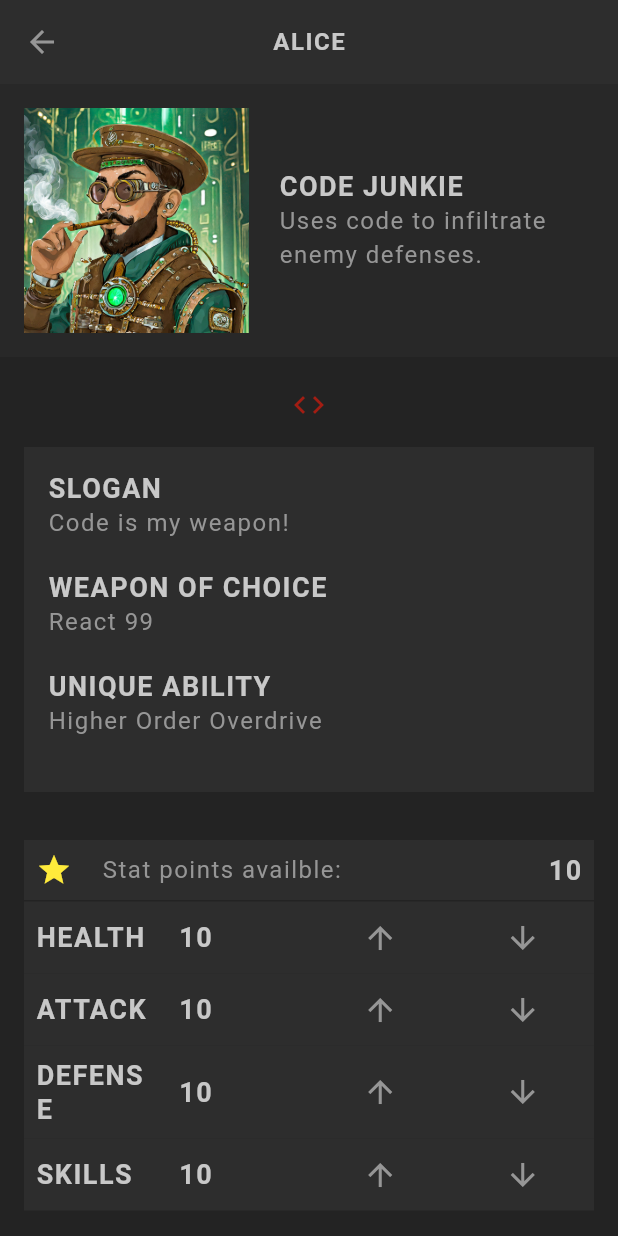
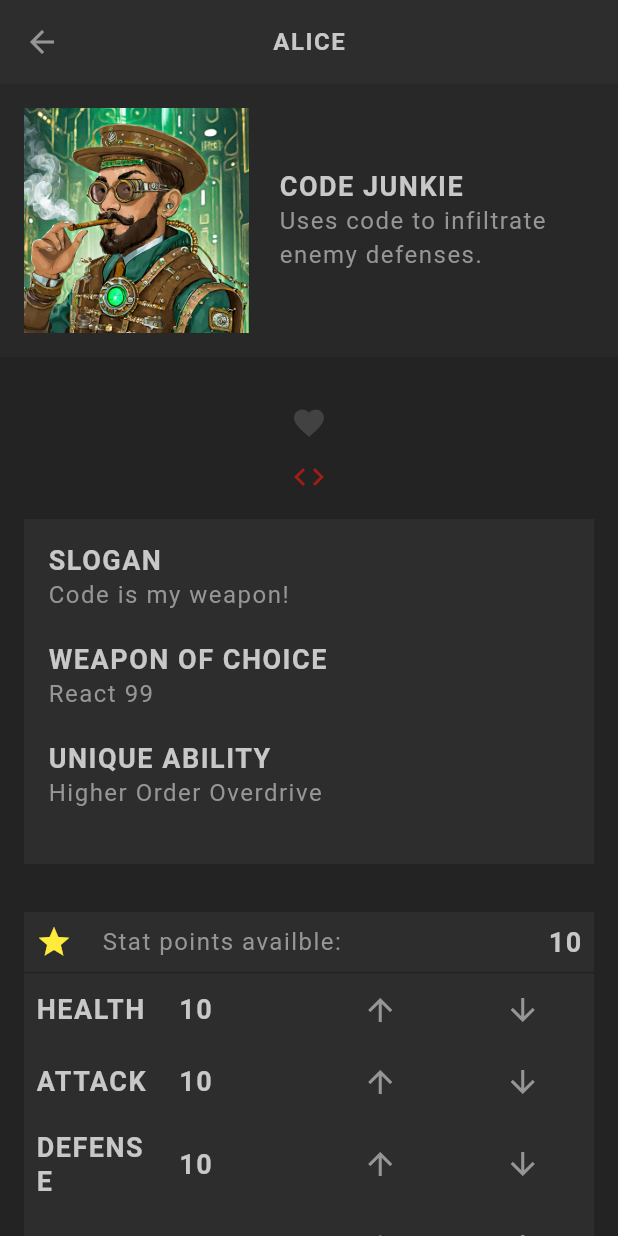
Before and after one commit to Hash001001/flutter_rpg, a Flutter app: the Profile screen opened directly with sample values from the repository, on a phone screen of 412 x 824 dp. Run offline on Flutter 3.47's test engine with Material 3 defaults, Android fonts, the phone set to English and light mode, and no system bars; our stand-ins replace cloud_firestore, firebase_core, google_fonts; missing offline and left inert: dart:ffi; accounts and stored records are empty; Roboto replaces fonts that are missing (Kanit).

Commit message:
- Heart animation implemented

```diff
--- /dev/null
+++ b/lib/screens/profile/heart.dart
@@ -0,0 +1,35 @@
+import 'package:flutter/material.dart';
+import 'package:flutter_learning_projects/model/character.dart';
+
+class Heart extends StatefulWidget {
+  const Heart({super.key, required this.character});
+
+  final Character character;
+
+  @override
+  State<Heart> createState() => _HeartState();
+}
+
+class _HeartState extends State<Heart> with SingleTickerProviderStateMixin {
+  late AnimationController _controller;
+
+  @override
+  void initState() {
+    _controller = AnimationController(
+      vsync: this,
+      duration: Duration(milliseconds: 200),
+    );
+    super.initState();
+  }
+
+  @override
+  Widget build(BuildContext context) {
+    return IconButton(
+      onPressed: () {
+        widget.character.toggleFav();
+      },
+      icon: Icon(Icons.favorite),
+      color: Colors.grey[800],
+    );
+  }
+}
--- a/lib/screens/profile/profile.dart
+++ b/lib/screens/profile/profile.dart
@@ -1,5 +1,6 @@
 import 'package:flutter/material.dart';
 import 'package:flutter_learning_projects/model/character.dart';
+import 'package:flutter_learning_projects/screens/profile/heart.dart';
 import 'package:flutter_learning_projects/screens/profile/skill_list.dart';
 import 'package:flutter_learning_projects/screens/profile/stats_table.dart';
 import 'package:flutter_learning_projects/services/character_store.dart';
@@ -51,13 +52,14 @@ class Profile extends StatelessWidget {
               ),
             ),
 
-            SizedBox(height: 20,),
+            SizedBox(height: 20),
 
-            Center(
-              child: Icon(Icons.code, color: AppColor.primaryColor,),
-            ),
+            Heart(character: character,),
 
-            Padding(padding: EdgeInsetsGeometry.all(16),
+            Center(child: Icon(Icons.code, color: AppColor.primaryColor)),
+
+            Padding(
+              padding: EdgeInsetsGeometry.all(16),
               child: Container(
                 color: AppColor.secondaryColor,
                 width: double.infinity,
@@ -67,38 +69,35 @@ class Profile extends StatelessWidget {
                   children: [
                     HeadlineText(text: "Slogan"),
                     StyledText(text: character.slogan),
-                  SizedBox(height: 20,),
+                    SizedBox(height: 20),
 
                     HeadlineText(text: "Weapon of choice"),
                     StyledText(text: character.vocation.weapon),
-                  SizedBox(height: 20,),
+                    SizedBox(height: 20),
 
                     HeadlineText(text: "Unique Ability"),
                     StyledText(text: character.vocation.ability),
-                  SizedBox(height: 20,),
+                    SizedBox(height: 20),
                   ],
-
                 ),
               ),
             ),
 
             //stats table and skills
-
             Container(
               alignment: Alignment.center,
               child: Column(
-                children: [
-                  StatsTable(character),
-                  SkillList(character),
-                ],
+                children: [StatsTable(character), SkillList(character)],
               ),
             ),
+
             //save button
-
             StyledButtons(
-              onPressed: (){
-                Provider.of<CharacterStore>(context, listen: false).updateCharacter(character);
-
+              onPressed: () {
+                Provider.of<CharacterStore>(
+                  context,
+                  listen: false,
+                ).updateCharacter(character);
 
                 ScaffoldMessenger.of(context).showSnackBar(
                   SnackBar(
@@ -106,13 +105,12 @@ class Profile extends StatelessWidget {
                     duration: Duration(seconds: 2),
                     showCloseIcon: true,
                     backgroundColor: AppColor.secondaryColor,
-                  )
+                  ),
                 );
               },
               child: HeadlineText(text: "Save Character"),
             ),
-            SizedBox(height: 20,)
-
+            SizedBox(height: 20),
           ],
         ),
       ),
```
Lines whose indentation alone changed are shown as unchanged.
